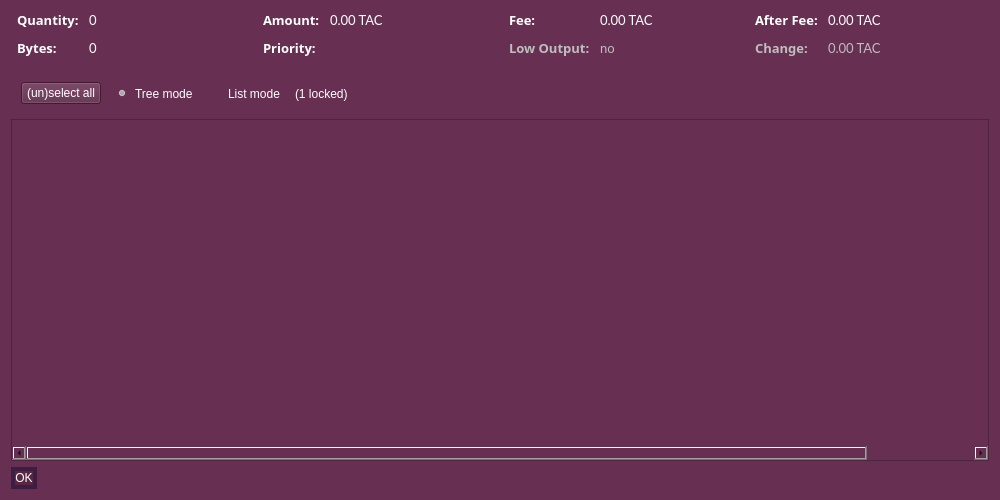
Qt form src/qt/forms/coincontroldialog.ui (talkcoin/talkcoin-wallet) before a commit.
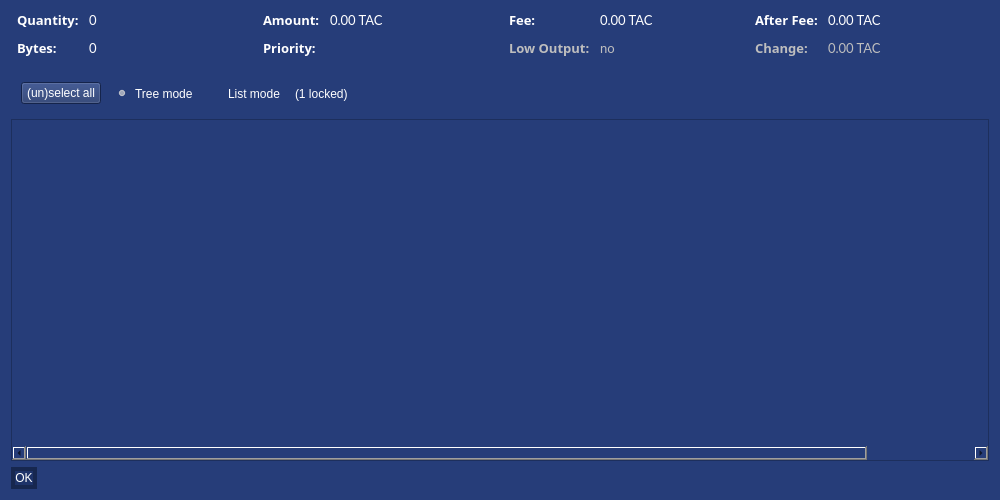
The same form after that commit. Custom widgets are drawn as their Qt base class.

```diff
--- a/src/qt/forms/coincontroldialog.ui
+++ b/src/qt/forms/coincontroldialog.ui
@@ -22,7 +22,7 @@
   <property name="styleSheet">
    <string notr="true">
 border-color: rgb(72, 72, 72);
-background-color: rgb(103, 47, 82);</string>
+background-color: rgb(38, 61, 121);</string>
   </property>
   <layout class="QVBoxLayout" name="verticalLayout">
    <item>
@@ -2024,10 +2024,10 @@
          <property name="styleSheet">
           <string notr="true">
 QPushButton{
-background-color: rgb(89, 38, 68);
+background-color: rgb(30, 51, 105);
 selection-background-color: rgb(85, 255, 38);
 color: rgb(255, 255, 255);
-border-color: rgb(62, 29, 67);}
+border-color: rgb(23, 39, 79);}
 QToolTip {
      color: white;
      font-size:9pt;font-family:'Gill Sans MT';
@@ -2268,14 +2268,14 @@
       <string notr="true">QDialogButtonBox{
 border: 4px solid;
 border-radius: 13px;
-border-color: rgb(62,29,67);}
+border-color: rgb(23, 39, 79);}
 QPushButton{
 border: 4px solid;
 border-radius: 13px;
-background-color: rgb(89, 38, 68);
+background-color: rgb(30, 51, 105);
 selection-background-color: rgb(85, 255, 38);
 color: rgb(255, 255, 255);
-border-color: rgb(62, 29, 67);}
+border-color: rgb(23, 39, 79);}
 QToolTip {
      color: white;
      font-size:9pt;font-family:'Gill Sans MT';
```
Left out of the diff: 8 changed lines with no effect on the pictures.
